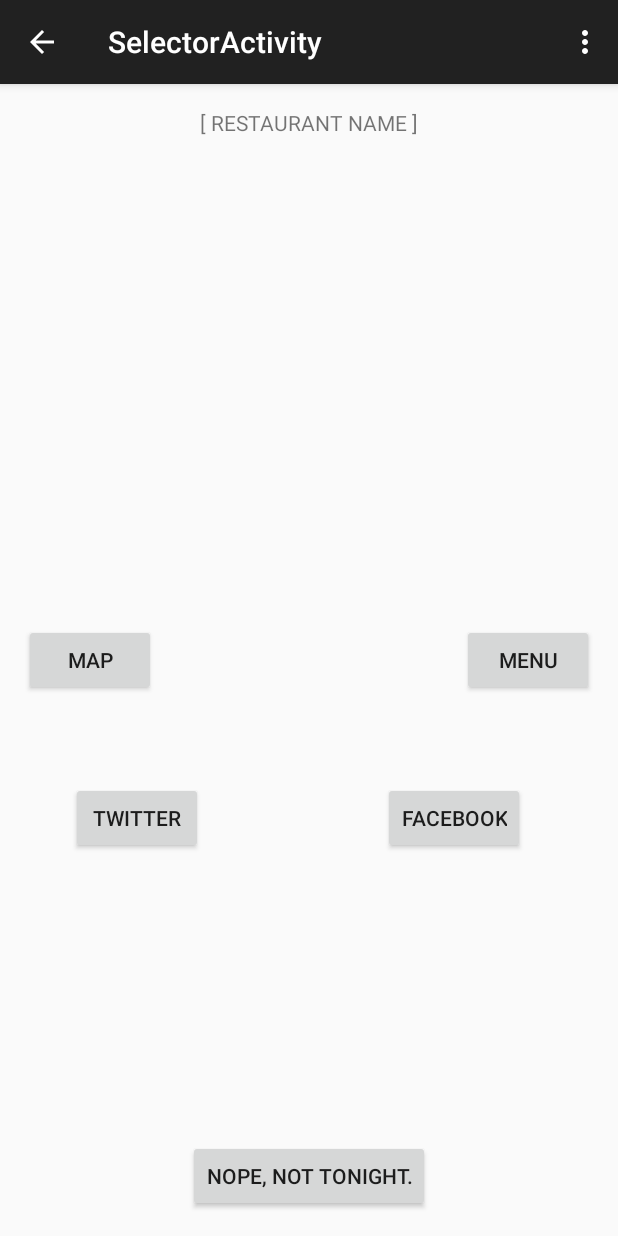
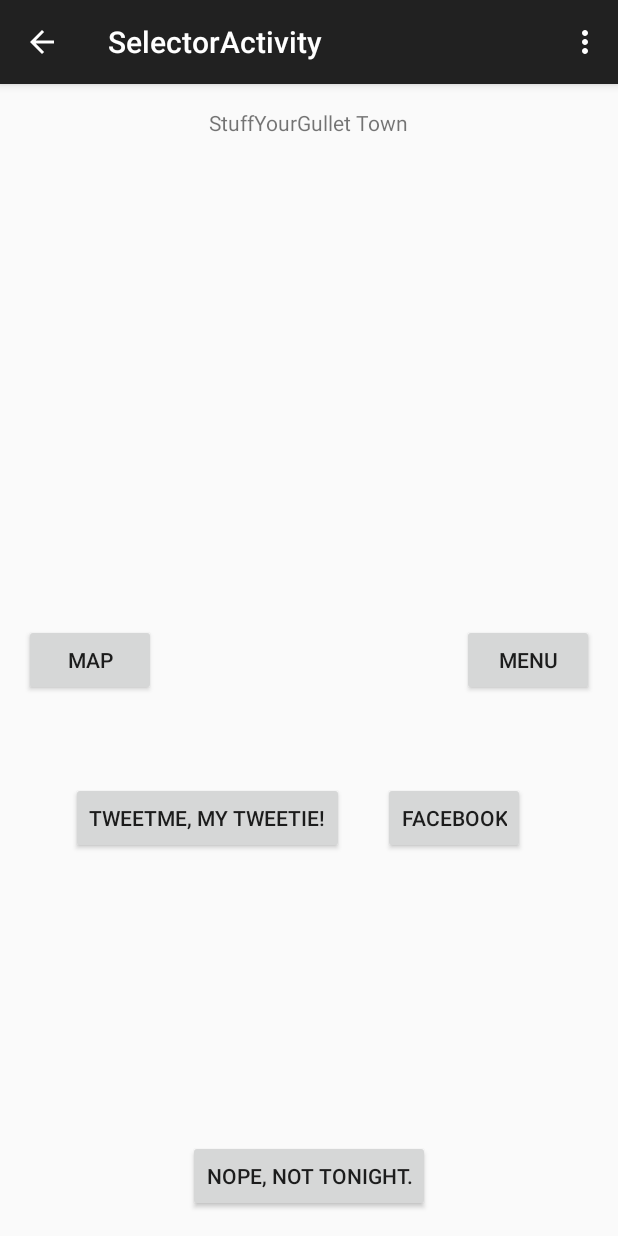
Before and after one commit to syoustra/DinnertimeDilemma, an Android app: the SelectorActivity screen opened directly, with no data from a screen before it, after a tap on "NOPE, NOT TONIGHT.", on a phone screen of 412 x 824 dp. Run offline under Robolectric (Android 15) with nearby library versions, the phone set to English and light mode, and no system bars.

Commit message:
Populated page 2 with HARDCODED junk text

```diff
--- a/app/src/main/java/com/syoustra/dinnertimedilemma/ui/SelectorActivity.java
+++ b/app/src/main/java/com/syoustra/dinnertimedilemma/ui/SelectorActivity.java
@@ -51,7 +51,11 @@ public class SelectorActivity extends AppCompatActivity {
             @Override
             public void onClick(View v) {
                 Toast.makeText(SelectorActivity.this, "Picky, picky!", Toast.LENGTH_SHORT).show();
-
+    // TESTING WITH HARD-CODED RESTAURANT NAME (a la FunFacts)
+                String foodPlace = "StuffYourGullet Town";
+                mRestaurantTextView.setText(foodPlace);
+                String tweetTime = "TweetMe, my tweetie!";
+                mTwitter.setText(tweetTime);
             }
         });
 
```
